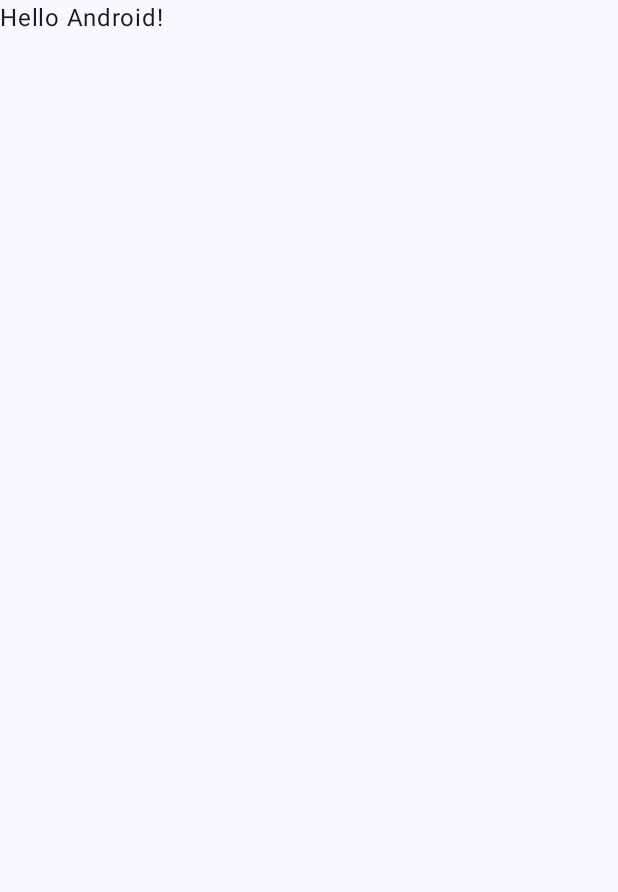
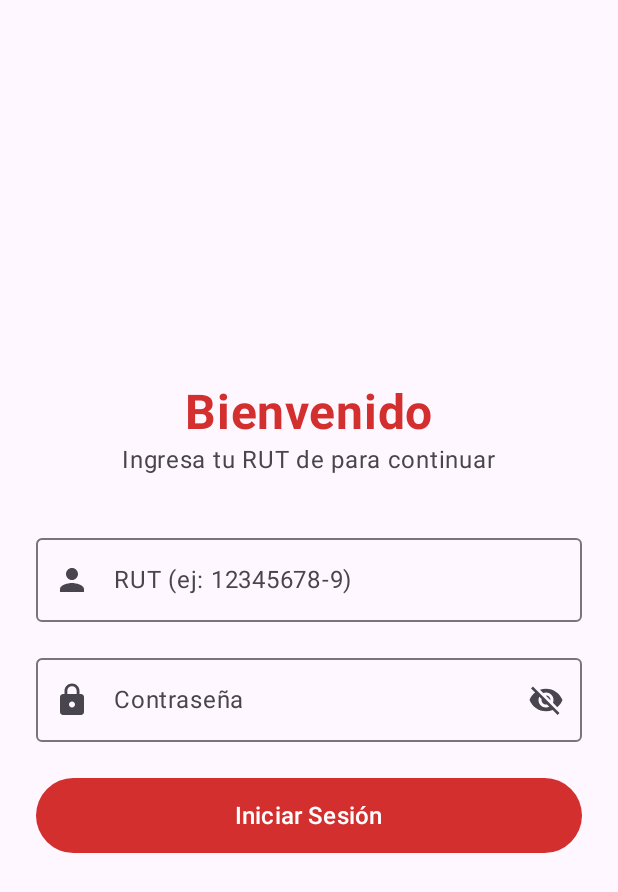
Before and after one commit to MatiasL51/Sistema_Control_Asistencia, an Android app built with Jetpack Compose: the screen it shows after launch (MainActivity), on a phone screen of 412 x 824 dp. Before the commit the part shown is almost empty. Shown: the top 892 px of the screen. Run offline under Robolectric (Android 15) with nearby library versions, the phone set to English and light mode, and no system bars.

Commit message:
app funcionalidad basica

```diff
--- a/app/build.gradle.kts
+++ b/app/build.gradle.kts
@@ -45,6 +45,8 @@ dependencies {
     implementation(libs.androidx.compose.ui.tooling.preview)
     implementation(libs.androidx.core.ktx)
     implementation(libs.androidx.lifecycle.runtime.ktx)
+    implementation("androidx.compose.material:material-icons-extended")
+    implementation("com.google.zxing:core:3.5.3")
     testImplementation(libs.junit)
     androidTestImplementation(platform(libs.androidx.compose.bom))
     androidTestImplementation(libs.androidx.compose.ui.test.junit4)
--- /dev/null
+++ b/app/src/main/java/com/example/proyectoasistencia/LoginScreen.kt
@@ -0,0 +1,152 @@
+package com.example.proyectoasistencia
+
+import androidx.compose.foundation.layout.*
+import androidx.compose.foundation.text.KeyboardOptions
+import androidx.compose.material.icons.Icons
+import androidx.compose.material.icons.filled.Lock
+import androidx.compose.material.icons.filled.Person
+import androidx.compose.material.icons.filled.Visibility
+import androidx.compose.material.icons.filled.VisibilityOff
+import androidx.compose.material3.*
+import androidx.compose.runtime.*
+import androidx.compose.ui.Alignment
+import androidx.compose.ui.Modifier
+import androidx.compose.ui.graphics.Color
+import androidx.compose.ui.text.font.FontWeight
+import androidx.compose.ui.text.input.KeyboardType
+import androidx.compose.ui.text.input.PasswordVisualTransformation
+import androidx.compose.ui.text.input.VisualTransformation
+import androidx.compose.ui.tooling.preview.Preview
+import androidx.compose.ui.unit.dp
+import androidx.compose.ui.unit.sp
+
+@Composable
+fun LoginScreen(
+    onLoginSuccess: (String) -> Unit
+) {
+    var rut by remember { mutableStateOf("") }
+    var password by remember { mutableStateOf("") }
+    var passwordVisible by remember { mutableStateOf(false) }
+    var errorMessage by remember { mutableStateOf<String?>(null) }
+
+    // Definición de un tono de rojo moderno (Material Red 700)
+    val rojoPrincipal = Color(0xFFD32F2F)
+
+    Column(
+        modifier = Modifier
+            .fillMaxSize()
+            .padding(24.dp),
+        horizontalAlignment = Alignment.CenterHorizontally,
+        verticalArrangement = Arrangement.Center
+    ) {
+        // Título en color rojo
+        Text(
+            text = "Bienvenido",
+            fontSize = 32.sp,
+            fontWeight = FontWeight.Bold,
+            color = rojoPrincipal
+        )
+
+        Text(
+            text = "Ingresa tu RUT de para continuar",
+            fontSize = 16.sp,
+            color = MaterialTheme.colorScheme.onSurfaceVariant,
+            modifier = Modifier.padding(bottom = 32.dp)
+        )
+
+        // Campo de RUT
+        OutlinedTextField(
+            value = rut,
+            onValueChange = { input ->
+                rut = input.filter { it.isDigit() || it == 'k' || it == 'K' }
+                errorMessage = null
+            },
+            label = { Text("RUT (ej: 12345678-9)") },
+            leadingIcon = { Icon(Icons.Default.Person, contentDescription = null) },
+            keyboardOptions = KeyboardOptions(keyboardType = KeyboardType.Text),
+            singleLine = true,
+            modifier = Modifier.fillMaxWidth(),
+            placeholder = { Text("12345678-9") },
+            colors = OutlinedTextFieldDefaults.colors(
+                focusedBorderColor = rojoPrincipal,
+                focusedLabelColor = rojoPrincipal,
+                cursorColor = rojoPrincipal
+            )
+        )
+
+        Spacer(modifier = Modifier.height(16.dp))
+
+        // Campo de Contraseña
+        OutlinedTextField(
+            value = password,
+            onValueChange = {
+                password = it
+                errorMessage = null
+            },
+            label = { Text("Contraseña") },
+            leadingIcon = { Icon(Icons.Default.Lock, contentDescription = null) },
+            trailingIcon = {
+                val image = if (passwordVisible) Icons.Filled.Visibility else Icons.Filled.VisibilityOff
+                IconButton(onClick = { passwordVisible = !passwordVisible }) {
+                    Icon(imageVector = image, contentDescription = "Mostrar/Ocultar contraseña")
+                }
+            },
+            visualTransformation = if (passwordVisible) VisualTransformation.None else PasswordVisualTransformation(),
+            keyboardOptions = KeyboardOptions(keyboardType = KeyboardType.Password),
+            singleLine = true,
+            modifier = Modifier.fillMaxWidth(),
+            colors = OutlinedTextFieldDefaults.colors(
+                focusedBorderColor = rojoPrincipal,
+                focusedLabelColor = rojoPrincipal,
+                cursorColor = rojoPrincipal
+            )
+        )
+
+        // Mensaje de error
+        if (errorMessage != null) {
+            Spacer(modifier = Modifier.height(8.dp))
+            Text(
+                text = errorMessage!!,
+                color = MaterialTheme.colorScheme.error,
+                fontSize = 14.sp
+            )
+        }
+
+        Spacer(modifier = Modifier.height(24.dp))
+
+        // Botón de Iniciar Sesión en rojo
+        Button(
+            onClick = {
+                if (rut.isBlank() || password.isBlank()) {
+                    errorMessage = "Por favor, completa todos los campos."
+                } else if (rut.length < 7) {
+                    errorMessage = "El RUT ingresado no es válido."
+                } else {
+                    onLoginSuccess(rut)
+                }
+            },
+            colors = ButtonDefaults.buttonColors(
+                containerColor = rojoPrincipal,
+                contentColor = Color.White
+            ),
+            modifier = Modifier
+                .fillMaxWidth()
+                .height(50.dp)
+        ) {
+            Text(text = "Iniciar Sesión", fontSize = 16.sp)
+        }
+    }
+}
+
+@Preview(showBackground = true, showSystemUi = true)
+@Composable
+fun LoginScreenPreview() {
+    MaterialTheme {
+        Surface(
+            modifier = Modifier.fillMaxSize(),
+            color = MaterialTheme.colorScheme.background
+        ) {
+            LoginScreen(onLoginSuccess = {})
+        }
+    }
+}
--- a/app/src/main/java/com/example/proyectoasistencia/MainActivity.kt
+++ b/app/src/main/java/com/example/proyectoasistencia/MainActivity.kt
@@ -3,45 +3,64 @@ package com.example.proyectoasistencia
 import android.os.Bundle
 import androidx.activity.ComponentActivity
 import androidx.activity.compose.setContent
-import androidx.activity.enableEdgeToEdge
 import androidx.compose.foundation.layout.fillMaxSize
-import androidx.compose.foundation.layout.padding
-import androidx.compose.material3.Scaffold
-import androidx.compose.material3.Text
-import androidx.compose.runtime.Composable
+import androidx.compose.material3.MaterialTheme
+import androidx.compose.material3.Surface
+import androidx.compose.runtime.*
 import androidx.compose.ui.Modifier
-import androidx.compose.ui.tooling.preview.Preview
-import com.example.proyectoasistencia.ui.theme.ProyectoAsistenciaTheme
 
 class MainActivity : ComponentActivity() {
     override fun onCreate(savedInstanceState: Bundle?) {
         super.onCreate(savedInstanceState)
-        enableEdgeToEdge()
         setContent {
-            ProyectoAsistenciaTheme {
-                Scaffold(modifier = Modifier.fillMaxSize()) { innerPadding ->
-                    Greeting(
-                        name = "Android",
-                        modifier = Modifier.padding(innerPadding)
-                    )
+            MaterialTheme {
+                Surface(
+                    modifier = Modifier.fillMaxSize(),
+                    color = MaterialTheme.colorScheme.background
+                ) {
+                    // Estado para controlar qué pantalla se muestra
+                    var currentScreen by remember { mutableStateOf<Screen>(Screen.Login) }
+                    var loggedUserRut by remember { mutableStateOf("") }
+
+                    when (val screen = currentScreen) {
+                        is Screen.Login -> {
+                            LoginScreen(
+                                onLoginSuccess = { rut ->
+                                    loggedUserRut = rut
+                                    currentScreen = Screen.Home
+                                }
+                            )
+                        }
+                        is Screen.Home -> {
+                            HomeScreen(
+                                userRut = loggedUserRut,
+                                onGenerateQrClick = {
+                                    currentScreen = Screen.QrGenerator // Cambiamos a la pantalla de QR
+                                },
+                                onLogoutClick = {
+                                    currentScreen = Screen.Login
+                                }
+                            )
+                        }
+                        is Screen.QrGenerator -> {
+                            QrScreen(
+                                userRut = loggedUserRut, // Le pasamos el RUT del usuario logueado
+                                onBackClick = {
+                                    currentScreen = Screen.Home // Volver al panel principal
+                                }
+                            )
+                        }
+                    }
                 }
             }
         }
     }
 }
 
-@Composable
-fun Greeting(name: String, modifier: Modifier = Modifier) {
-    Text(
-        text = "Hello $name!",
-        modifier = modifier
-    )
+// Sealed class auxiliar para manejar las rutas de las pantallas de forma sencilla
+sealed class Screen {
+    object Login : Screen()
+    object Home : Screen()
+
+    object QrGenerator : Screen()
 }
-
-@Preview(showBackground = true)
-@Composable
-fun GreetingPreview() {
-    ProyectoAsistenciaTheme {
-        Greeting("Android")
-    }
-}
```
Also changed, not shown: app/src/main/java/com/example/proyectoasistencia/HomeScreen.kt (added, +123 -0 lines), app/src/main/java/com/example/proyectoasistencia/Qrscreen.kt (added, +250 -0 lines), build.gradle.kts (line endings or trailing spaces).
